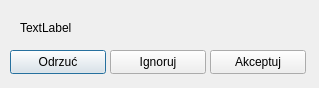
gitter-badger/simplechatclient, file ui/priv.ui: the form before one commit.
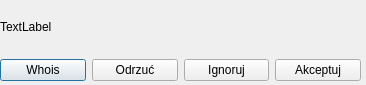
The form after the commit. Icons and pictures are not drawn.

Commit message: add whois button to priv

What changed in the file:
```diff
--- a/ui/priv.ui
+++ b/ui/priv.ui
@@ -6,20 +6,20 @@
    <rect>
     <x>0</x>
     <y>0</y>
-    <width>319</width>
-    <height>88</height>
+    <width>366</width>
+    <height>85</height>
    </rect>
   </property>
   <property name="minimumSize">
    <size>
-    <width>319</width>
-    <height>88</height>
+    <width>366</width>
+    <height>85</height>
    </size>
   </property>
   <property name="maximumSize">
    <size>
-    <width>319</width>
-    <height>88</height>
+    <width>366</width>
+    <height>85</height>
    </size>
   </property>
   <property name="windowTitle">
@@ -29,61 +29,61 @@
    <iconset resource="../scc.qrc">
     <normaloff>:/images/logo_64.png</normaloff>:/images/logo_64.png</iconset>
   </property>
+  <widget class="QWidget" name="verticalLayoutWidget">
+   <property name="geometry">
+    <rect>
+     <x>0</x>
+     <y>0</y>
+     <width>361</width>
+     <height>81</height>
+    </rect>
+   </property>
+   <layout class="QVBoxLayout" name="verticalLayout">
+    <item>
   <widget class="QLabel" name="label">
-   <property name="geometry">
-    <rect>
-     <x>20</x>
-     <y>20</y>
-     <width>281</width>
-     <height>16</height>
-    </rect>
-   </property>
    <property name="text">
     <string>TextLabel</string>
    </property>
   </widget>
+    </item>
+    <item>
+     <layout class="QHBoxLayout" name="horizontalLayout">
+      <item>
+       <widget class="QPushButton" name="pushButtonWhois">
+        <property name="text">
+         <string>Whois</string>
+        </property>
+        <property name="flat">
+         <bool>false</bool>
+        </property>
+       </widget>
+      </item>
+      <item>
   <widget class="QPushButton" name="pushButtonReject">
-   <property name="geometry">
-    <rect>
-     <x>10</x>
-     <y>50</y>
-     <width>96</width>
-     <height>24</height>
-    </rect>
-   </property>
    <property name="text">
     <string>Odrzuć</string>
    </property>
   </widget>
+      </item>
+      <item>
   <widget class="QPushButton" name="pushButtonIgnore">
-   <property name="geometry">
-    <rect>
-     <x>110</x>
-     <y>50</y>
-     <width>96</width>
-     <height>24</height>
-    </rect>
-   </property>
    <property name="text">
     <string>Ignoruj</string>
    </property>
   </widget>
+      </item>
+      <item>
   <widget class="QPushButton" name="pushButtonAccept">
-   <property name="geometry">
-    <rect>
-     <x>210</x>
-     <y>50</y>
-     <width>96</width>
-     <height>24</height>
-    </rect>
-   </property>
    <property name="text">
     <string>Akceptuj</string>
    </property>
   </widget>
- </widget>
- <resources>
-  <include location="../scc.qrc"/>
- </resources>
+      </item>
+     </layout>
+    </item>
+   </layout>
+  </widget>
+ </widget>
+ <resources/>
  <connections/>
 </ui>
```
Left out of the diff: 2 changed lines with no effect on the pictures. Lines whose indentation alone changed are shown as unchanged. The commit also changes 3 other files.
